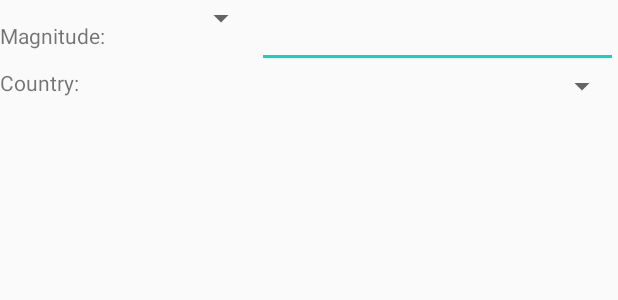
After one commit to josmarqu/Quake_History_Android_Room_App, an Android app: the layout dialog_filter.xml on its own in the app's theme, with its tools: preview values and no code run, on a phone screen of 412 x 824 dp. The commit adds this screen. Shown: the top 300 px of the screen. Run offline under Robolectric (Android 15) with nearby library versions, the phone set to English and light mode, and no system bars.

Commit message:
layout dialog implemented

```diff
--- /dev/null
+++ b/app/src/main/res/layout/dialog_filter.xml
@@ -0,0 +1,53 @@
+<?xml version="1.0" encoding="utf-8"?>
+<LinearLayout xmlns:android="http://schemas.android.com/apk/res/android"
+    android:layout_width="match_parent"
+    android:layout_height="wrap_content"
+    android:orientation="vertical">
+
+    <LinearLayout
+        android:layout_width="match_parent"
+        android:layout_height="match_parent"
+        android:orientation="horizontal">
+
+        <TextView
+            android:id="@+id/textView8"
+            android:layout_width="wrap_content"
+            android:layout_height="wrap_content"
+            android:layout_weight="1"
+            android:text="@string/magnitude" />
+
+        <Spinner
+            android:id="@+id/spnMag"
+            android:layout_width="wrap_content"
+            android:layout_height="wrap_content"
+            android:layout_weight="1" />
+
+        <EditText
+            android:id="@+id/etMag"
+            android:layout_width="wrap_content"
+            android:layout_height="wrap_content"
+            android:layout_weight="1"
+            android:ems="10"
+            android:inputType="textPersonName" />
+    </LinearLayout>
+
+    <LinearLayout
+        android:layout_width="match_parent"
+        android:layout_height="match_parent"
+        android:orientation="horizontal">
+
+        <TextView
+            android:id="@+id/textView9"
+            android:layout_width="wrap_content"
+            android:layout_height="wrap_content"
+            android:layout_weight="1"
+            android:text="@string/country" />
+
+        <Spinner
+            android:id="@+id/spnCtry"
+            android:layout_width="wrap_content"
+            android:layout_height="wrap_content"
+            android:layout_weight="1" />
+    </LinearLayout>
+
+</LinearLayout>
--- a/app/src/main/res/values/strings.xml
+++ b/app/src/main/res/values/strings.xml
@@ -9,4 +9,5 @@
     <string name="place">Place:</string>
     <string name="coordinates">Coordinates:</string>
     <string name="textview">TextView</string>
+    <string name="country">Country:</string>
 </resources>
```
